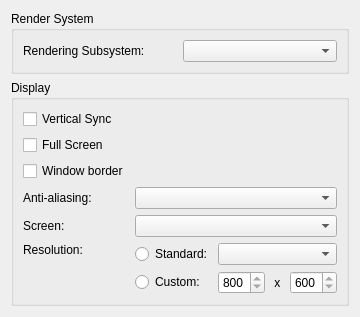
nikamigaming-create/nikami-openmw-lab, file files/ui/graphicspage.ui: the form before one commit.
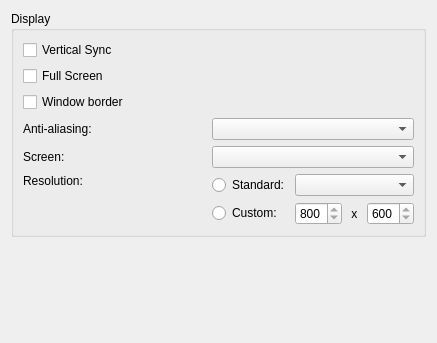
The form after the commit.

Commit message: Remove Render System combo box from the launcher UI

Diff of the .ui file:
```diff
--- a/files/ui/graphicspage.ui
+++ b/files/ui/graphicspage.ui
@@ -6,30 +6,11 @@
    <rect>
     <x>0</x>
     <y>0</y>
-    <width>332</width>
-    <height>297</height>
+    <width>437</width>
+    <height>343</height>
    </rect>
   </property>
   <layout class="QVBoxLayout" name="verticalLayout">
-   <item>
-    <widget class="QGroupBox" name="rendererGroup">
-     <property name="title">
-      <string>Render System</string>
-     </property>
-     <layout class="QGridLayout" name="gridLayout_3">
-      <item row="0" column="0">
-       <widget class="QLabel" name="rendererLabel">
-        <property name="text">
-         <string>Rendering Subsystem:</string>
-        </property>
-       </widget>
-      </item>
-      <item row="0" column="1">
-       <widget class="QComboBox" name="rendererComboBox"/>
-      </item>
-     </layout>
-    </widget>
-   </item>
    <item>
     <widget class="QGroupBox" name="displayGroup">
      <property name="title">
```
